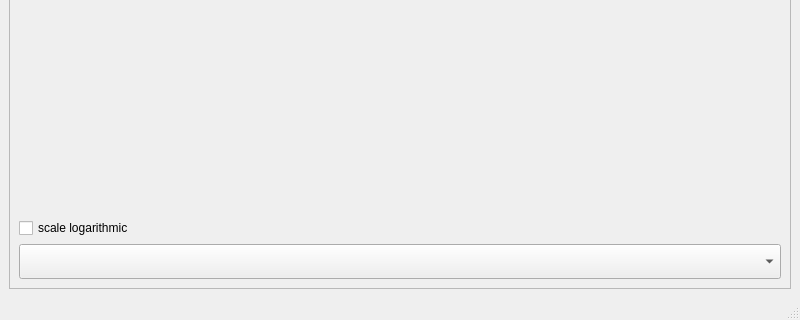
Old version of the form transistordatabase/gui/ViewCurveWindow.ui in the repository upb-lea/transistordatabase; both pictures show x 0 to 800 and y 280 to 600 of the 800 by 600 pixel window.
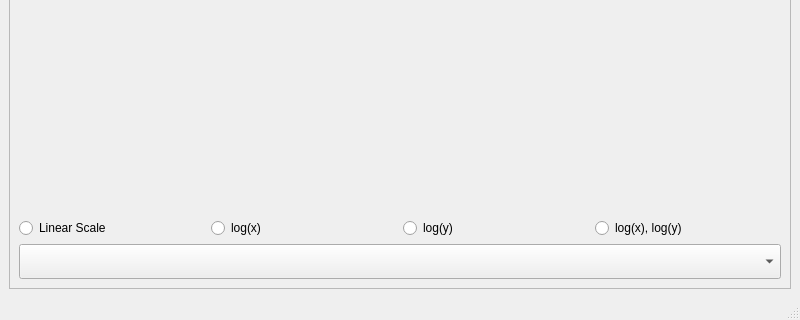
New version of the form.

Commit message: add log(x), log(y) to read/view curve

```diff
--- a/transistordatabase/gui/ViewCurveWindow.ui
+++ b/transistordatabase/gui/ViewCurveWindow.ui
@@ -31,19 +31,12 @@
         <rect>
          <x>0</x>
          <y>0</y>
-         <width>780</width>
-         <height>539</height>
+         <width>784</width>
+         <height>525</height>
         </rect>
        </property>
        <layout class="QGridLayout" name="gridLayout_2">
-        <item row="1" column="0">
-         <widget class="QCheckBox" name="checkBox_logarithmic">
-          <property name="text">
-           <string>scale logarithmic</string>
-          </property>
-         </widget>
-        </item>
-        <item row="2" column="0">
+        <item row="4" column="0">
          <widget class="QComboBox" name="comboBox_data">
           <property name="sizePolicy">
            <sizepolicy hsizetype="Expanding" vsizetype="Expanding">
@@ -75,6 +68,38 @@
           </property>
          </widget>
         </item>
+        <item row="2" column="0">
+         <layout class="QHBoxLayout" name="horizontalLayout">
+          <item>
+           <widget class="QRadioButton" name="radioButton_scale_linear">
+            <property name="text">
+             <string>Linear Scale</string>
+            </property>
+           </widget>
+          </item>
+          <item>
+           <widget class="QRadioButton" name="radioButton_scale_log_x">
+            <property name="text">
+             <string>log(x)</string>
+            </property>
+           </widget>
+          </item>
+          <item>
+           <widget class="QRadioButton" name="radioButton_scale_log_y">
+            <property name="text">
+             <string>log(y)</string>
+            </property>
+           </widget>
+          </item>
+          <item>
+           <widget class="QRadioButton" name="radioButton_scale_log_xy">
+            <property name="text">
+             <string>log(x), log(y)</string>
+            </property>
+           </widget>
+          </item>
+         </layout>
+        </item>
        </layout>
       </widget>
      </widget>
```
Left out of the diff: 2 changed lines with no effect on the pictures. The commit also changes 3 other files.
